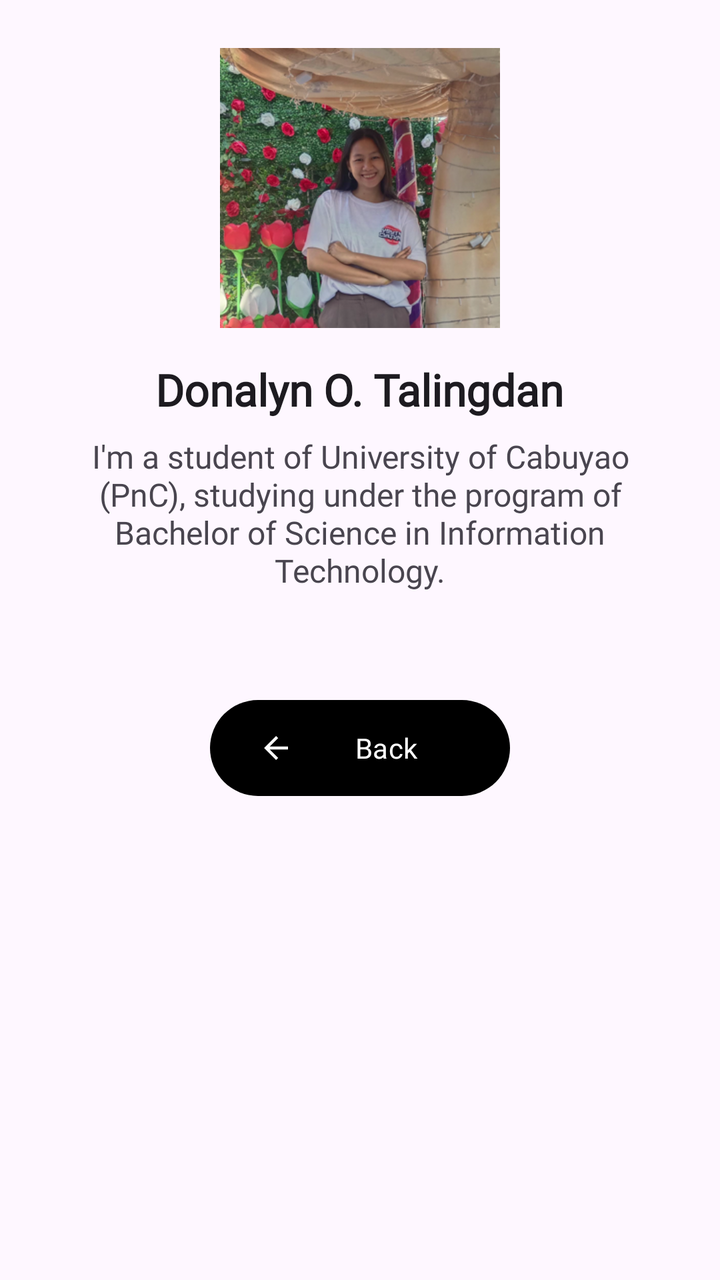
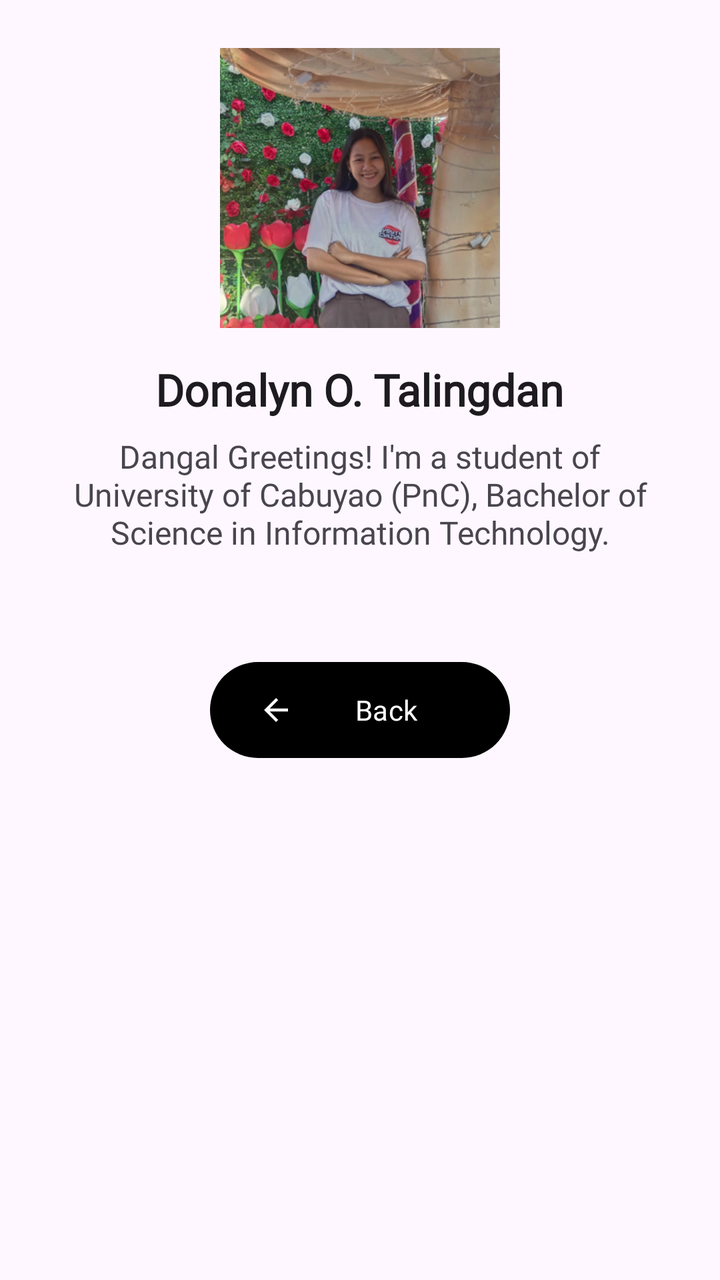

Compare the two renders of this Android layout. The source of the first and the diff that turns it into the second are given below.
<!-- AndroidManifest.xml: application theme Theme.DreamTeam -->
<!-- res/layout/activity_student_six.xml -->
<?xml version="1.0" encoding="utf-8"?>
<ScrollView xmlns:android="http://schemas.android.com/apk/res/android"
    xmlns:app="http://schemas.android.com/apk/res-auto"
    android:layout_width="match_parent"
    android:layout_height="match_parent"
    android:layout_marginTop="200dp"
    android:background="?attr/colorSurface">

    
    <LinearLayout
        android:layout_width="match_parent"
        android:layout_height="match_parent"
        android:gravity="center_vertical|center_horizontal"
        android:orientation="vertical"
        android:padding="24dp">

        <ImageView
            android:id="@+id/imgStudent"
            android:layout_width="140dp"
            android:layout_height="140dp"
            android:layout_marginBottom="16dp"
            android:clipToOutline="true"
            android:contentDescription="Student photo"
            android:scaleType="centerCrop"
            android:src="@drawable/student6" />

        <TextView
            android:layout_width="wrap_content"
            android:layout_height="wrap_content"
            android:layout_marginBottom="8dp"
            android:fontFamily="@font/jostbold"
            android:text="Donalyn O. Talingdan"
            android:textColor="?attr/colorOnSurface"
            android:textSize="22sp"
            android:textStyle="bold" />

        <TextView
            android:layout_width="match_parent"
            android:layout_height="wrap_content"
            android:layout_marginBottom="50dp"
            android:fontFamily="@font/jostregular"
            android:gravity="center"
            android:text="I'm a student of University of Cabuyao (PnC), studying under the program of Bachelor of Science in Information Technology."
            android:textColor="?attr/colorOnSurfaceVariant"
            android:textSize="16sp" />

        <com.google.android.material.button.MaterialButton
            android:id="@+id/btnBack"
            android:layout_width="150dp"
            android:layout_height="56dp"
            android:layout_marginBottom="24dp"
            android:fontFamily="@font/jostregular"
            android:text="Back"
            android:textColor="@android:color/white"
            app:backgroundTint="@android:color/black"
            app:cornerRadius="50dp"
            app:icon="@drawable/ic_arrow_back" />

    </LinearLayout>
</ScrollView>
<!-- resources referenced by this layout -->
<resources>
  <!-- drawable ic_arrow_back (drawable) -->
  <vector xmlns:android="http://schemas.android.com/apk/res/android" android:autoMirrored="true" android:height="24dp" android:tint="#000000" android:viewportHeight="960" android:viewportWidth="960" android:width="24dp">
        
      <path android:fillColor="@android:color/white" android:pathData="M313,520L537,744L480,800L160,480L480,160L537,216L313,440L800,440L800,520L313,520Z"/>
      
  </vector>
  <!-- drawable student6: png bitmap (drawable, 249078 bytes) -->
  <style name="Theme.DreamTeam" parent="Theme.Material3.DayNight.NoActionBar">
          <item name="android:windowBackground">?attr/colorSurface</item>
  
          <item name="android:statusBarColor">@android:color/black</item>
  
      </style>
</resources>

<!-- the commit's change to res/layout/activity_student_six.xml (unified diff, before → after) -->
@@ -40,7 +40,7 @@
             android:layout_marginBottom="50dp"
             android:fontFamily="@font/jostregular"
             android:gravity="center"
-            android:text="I'm a student of University of Cabuyao (PnC), studying under the program of Bachelor of Science in Information Technology."
+            android:text="Dangal Greetings! I'm a student of University of Cabuyao (PnC), Bachelor of Science in Information Technology."
             android:textColor="?attr/colorOnSurfaceVariant"
             android:textSize="16sp" />
 
